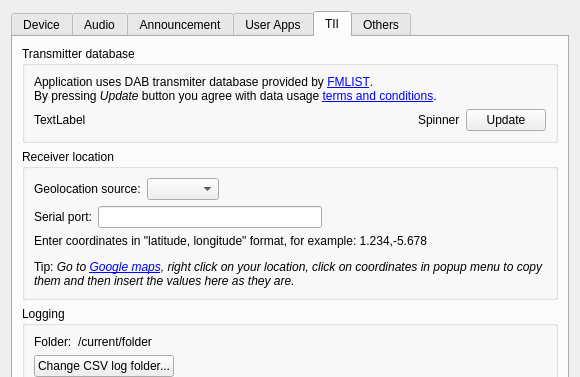
Above: gui/setupdialog.ui from KejPi/AbracaDABra before the change; both pictures show x 0 to 580 and y 0 to 377 of the 580 by 786 pixel window. Below: the same form after it.
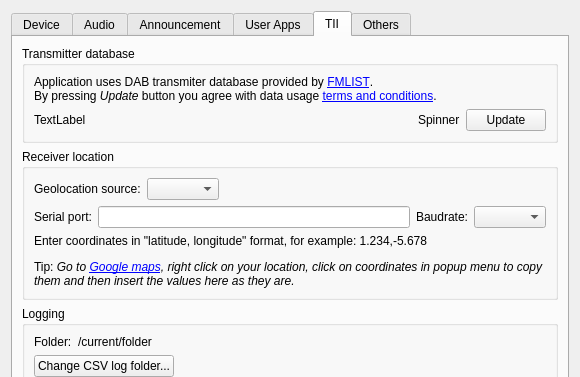
That is the form after the change. The open tabs and pages were chosen to show the change. Custom widgets are drawn as their Qt base class.

Commit message: feat: Possibility to set NMEA serial port baudrate (Issue #176)

Diff of the .ui file:
```diff
--- a/gui/setupdialog.ui
+++ b/gui/setupdialog.ui
@@ -2275,17 +2275,14 @@
                  <widget class="QLineEdit" name="serialPortEdit"/>
                 </item>
                 <item>
-                 <spacer name="horizontalSpacer_19">
-                  <property name="orientation">
-                   <enum>Qt::Orientation::Horizontal</enum>
+                 <widget class="QLabel" name="serialPortBaudrateLabel">
+                  <property name="text">
+                   <string>Baudrate:</string>
                   </property>
-                  <property name="sizeHint" stdset="0">
-                   <size>
-                    <width>40</width>
-                    <height>20</height>
-                   </size>
-                  </property>
-                 </spacer>
+                 </widget>
+                </item>
+                <item>
+                 <widget class="QComboBox" name="serialPortBaudrateCombo"/>
                 </item>
                </layout>
               </item>
```
Left out of the diff: 2 changed lines with no effect on the pictures. The commit also changes 4 other files.
